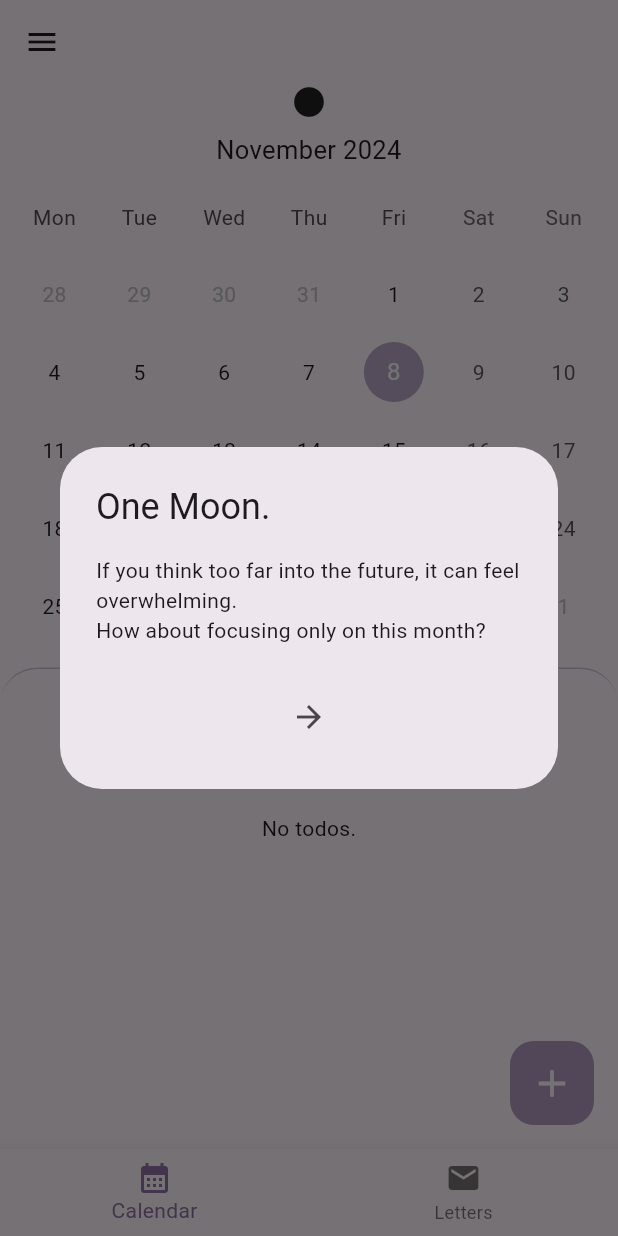
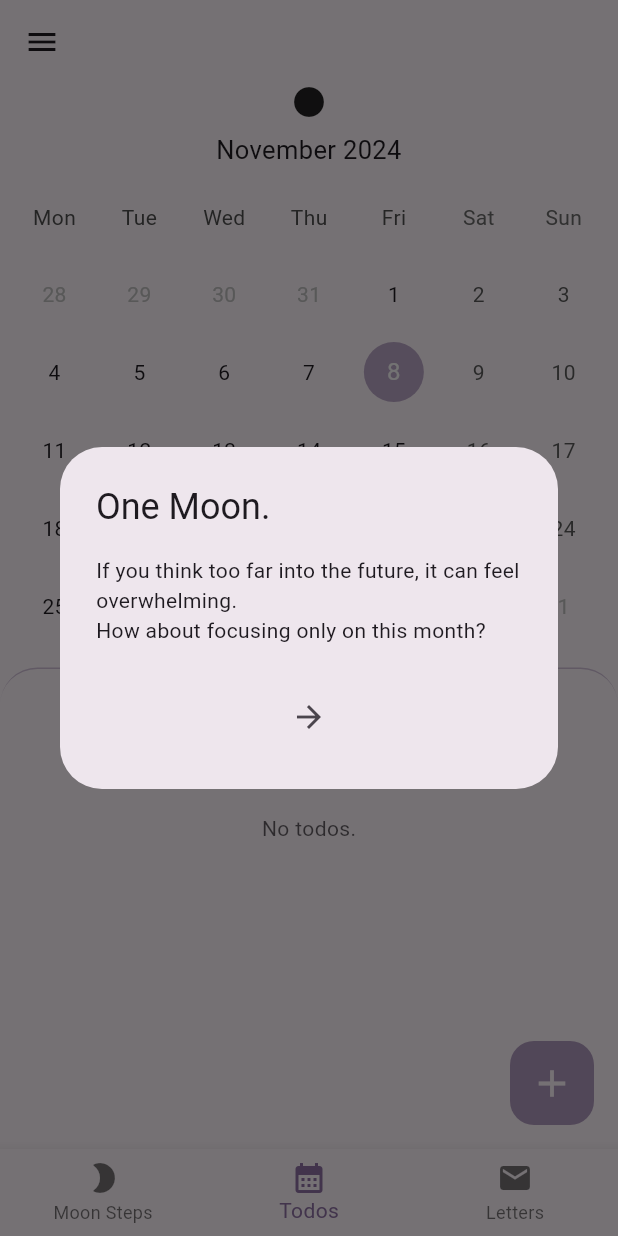
Before and after one commit to MontyCoder0701/anxy_planner, a Flutter app: the screen it shows after launch, after a tap on the "add" icon, on a phone screen of 412 x 824 dp. Run offline on Flutter 3.47's test engine with Material 3 defaults, Android fonts, the phone set to English and light mode, and no system bars; drawn by our look-alikes of table_calendar; our stand-ins replace envied, file_picker, package_info_plus, share_plus, shared_preferences, sqflite; missing offline and left inert: encrypt; accounts and stored records are empty; generated files the repository leaves out were written again.

Commit message:
feat: 달자취 기능 추가 (#24)
* feat: 달자취 페이지 추가

* fix: 빈 공간에 안내 추가

* fix: 스타일 조정

* fix: 번역 및 화면 배치 수정

* fix: 글자 배치 수정

* chore: todo

* fix: 달자취 추가

* fix: 번역 수정

* fix: 표현 수정

* fix: 할일 100자 제한

```diff
--- a/lib/l10n/app_en.arb
+++ b/lib/l10n/app_en.arb
@@ -13,8 +13,13 @@
   "tourDialogSlide4Text3": "Shall we start One Moon now?",
   "@HOME": {},
   "unopenedLettersSnackBar": "You have unopened letters.",
-  "calendar": "Calendar",
+  "todos": "Todos",
   "letters": "Letters",
+  "moonSteps": "Moon Steps",
+  "moonStepsTitle": "Memories of Each Month",
+  "moonStepsSubtitle": "Each 'Month' Todo becomes a moonstep.",
+  "noMoonStepsTitle": "No Moonsteps Yet.",
+  "noMoonStepsSubtitle": "Add a new month todo.",
   "@DRAWER": {},
   "appInfo": "App Info",
   "toggleTheme": "Change Theme",
@@ -66,5 +71,8 @@
   "todoRequired": "Please enter a todo.",
   "thisDay": "This Day",
   "thisWeek": "This Week",
-  "thisMonth": "This Month"
+  "thisMonth": "This Month",
+  "thisDayTodoLabel": "For This Day",
+  "thisWeekTodoLabel": "For This Week",
+  "thisMonthTodoLabel": "For This Month"
 }
--- a/lib/view/screen/home/home.dart
+++ b/lib/view/screen/home/home.dart
@@ -6,6 +6,7 @@ import '../../../view_model/letter.dart';
 import '../../../view_model/setting.dart';
 import 'drawer.dart';
 import 'letter/letter.dart';
+import 'moonstep/moonstep.dart';
 import 'todo/todo.dart';
 import 'tour_dialog.dart';
 
@@ -22,7 +23,7 @@ class _HomeScreenState extends State<HomeScreen> {
   late final scaffoldMessenger = ScaffoldMessenger.of(context);
   late final tr = AppLocalizations.of(context);
 
-  int currentScreenIndex = 0;
+  int currentScreenIndex = 1;
 
   bool get isTourComplete => settingProvider.isTourComplete;
 
@@ -67,6 +68,7 @@ class _HomeScreenState extends State<HomeScreen> {
       body: IndexedStack(
         index: currentScreenIndex,
         children: const [
+          MoonstepScreen(),
           TodoScreen(),
           LetterScreen(),
         ],
@@ -78,8 +80,12 @@ class _HomeScreenState extends State<HomeScreen> {
         },
         items: [
           BottomNavigationBarItem(
+            icon: const Icon(Icons.brightness_2_rounded),
+            label: tr.moonSteps,
+          ),
+          BottomNavigationBarItem(
             icon: const Icon(Icons.calendar_month),
-            label: tr.calendar,
+            label: tr.todos,
           ),
           BottomNavigationBarItem(
             icon: Icon(
--- /dev/null
+++ b/lib/view/screen/home/moonstep/moonstep.dart
@@ -0,0 +1,110 @@
+import 'package:flutter/material.dart';
+import 'package:flutter_gen/gen_l10n/app_localizations.dart';
+import 'package:intl/intl.dart';
+import 'package:provider/provider.dart';
+
+import '../../../../model/entity/todo.dart';
+import '../../../../view_model/todo.dart';
+import '../../../theme.dart';
+
+class MoonstepScreen extends StatefulWidget {
+  const MoonstepScreen({super.key});
+
+  @override
+  State<MoonstepScreen> createState() => _MoonstepScreenState();
+}
+
+class _MoonstepScreenState extends State<MoonstepScreen> {
+  late final tr = AppLocalizations.of(context);
+  late final colorScheme = Theme.of(context).colorScheme;
+  late final todoProvider = context.watch<TodoProvider>();
+
+  Map<DateTime, List<TodoEntity>> get moonstepTodos =>
+      todoProvider.moonStepTodosByMonth;
+
+  @override
+  Widget build(BuildContext context) {
+    return Scaffold(
+      body: SingleChildScrollView(
+        child: Padding(
+          padding: EdgeInsets.symmetric(horizontal: 16.0),
+          child: Column(
+            children: [
+              ListTile(
+                iconColor: CustomColor.primary,
+                textColor: CustomColor.primary,
+                leading: Icon(Icons.brightness_2_rounded),
+                title: Text(
+                  tr.moonStepsTitle,
+                  style: CustomTypography.bodyLarge.copyWith(
+                    fontWeight: FontWeight.bold,
+                  ),
+                ),
+                subtitle: Text(tr.moonStepsSubtitle),
+              ),
+              SizedBox(height: 10.0),
+              if (moonstepTodos.isEmpty) ...{
+                Center(
+                  child: Column(
+                    children: [
+                      Text(
+                        tr.noMoonStepsTitle,
+                        style: TextStyle(
+                          color: colorScheme.onSurface.withOpacity(0.7),
+                        ),
+                      ),
+                      Text(
+                        tr.noMoonStepsSubtitle,
+                        style: TextStyle(
+                          color: colorScheme.onSurface.withOpacity(0.7),
+                        ),
+                      ),
+                    ],
+                  ),
+                ),
+              },
+              ListView.separated(
+                shrinkWrap: true,
+                physics: const NeverScrollableScrollPhysics(),
+                itemCount: moonstepTodos.length,
+                separatorBuilder: (context, index) => SizedBox(height: 10.0),
+                itemBuilder: (context, index) {
+                  final date = moonstepTodos.keys.elementAt(index);
+                  final todos = moonstepTodos[date] ?? [];
+
+                  return Card(
+                    elevation: 0.0,
+                    shape: RoundedRectangleBorder(
+                      borderRadius: BorderRadius.circular(12.0),
+                      side: BorderSide(
+                        color: CustomColor.primary.withOpacity(0.3),
+                        width: 1.5,
+                      ),
+                    ),
+                    child: Container(
+                      padding: EdgeInsets.all(20),
+                      width: MediaQuery.of(context).size.width,
+                      child: Column(
+                        crossAxisAlignment: CrossAxisAlignment.start,
+                        children: [
+                          Text(
+                            DateFormat.yMMM(tr.localeName).format(date),
+                            style: CustomTypography.titleMedium,
+                          ),
+                          SizedBox(height: 6.0),
+                          ...todos.map(
+                            (todo) => Text('• ${todo.title}'),
+                          ),
+                        ],
+                      ),
+                    ),
+                  );
+                },
+              ),
+            ],
+          ),
+        ),
+      ),
+    );
+  }
+}
--- a/lib/view/screen/home/todo/todo.dart
+++ b/lib/view/screen/home/todo/todo.dart
@@ -49,8 +49,7 @@ class _TodoScreenState extends State<TodoScreen>
   List<TodoEntity> get weekTodos =>
       todoProvider.getTodosByWeek(_selectedDay ?? _focusedDay);
 
-  List<TodoEntity> get monthTodos =>
-      todoProvider.getTodosByMonth(_selectedDay ?? _focusedDay);
+  List<TodoEntity> get monthTodos => todoProvider.calendarTodosByMonth;
 
   bool get isTourComplete => settingProvider.isTourComplete;
 
@@ -158,7 +157,12 @@ class _TodoScreenState extends State<TodoScreen>
                         monthTodos.isEmpty) ...{
                       Expanded(
                         child: Center(
-                          child: Text(tr.noTodos),
+                          child: Text(
+                            tr.noTodos,
+                            style: TextStyle(
+                              color: colorScheme.onSurface.withOpacity(0.7),
+                            ),
+                          ),
                         ),
                       ),
                     },
@@ -315,6 +319,7 @@ class _TodoScreenState extends State<TodoScreen>
                               decoration: InputDecoration(
                                 hintText: '${tr.todoRequired}..',
                               ),
+                              maxLength: 100,
                               validator: (value) {
                                 if (value == null || value.isEmpty) {
                                   return tr.todoRequired;
--- a/lib/view/screen/home/todo/todo_list_view.dart
+++ b/lib/view/screen/home/todo/todo_list_view.dart
@@ -29,21 +29,21 @@ class TodoListView extends StatelessWidget {
     return Column(
       children: [
         TodoListWidget(
-          title: '${tr.thisDay} ${tr.todo}',
+          title: tr.thisDayTodoLabel,
           items: dayTodos,
           onDelete: onDelete,
           onEdit: onEdit,
           onTap: onTap,
         ),
         TodoListWidget(
-          title: '${tr.thisWeek} ${tr.todo}',
+          title: tr.thisWeekTodoLabel,
           items: weekTodos,
           onDelete: onDelete,
           onEdit: onEdit,
           onTap: onTap,
         ),
         TodoListWidget(
-          title: '${tr.thisMonth} ${tr.todo}',
+          title: tr.thisMonthTodoLabel,
           items: monthTodos,
           onDelete: onDelete,
           onEdit: onEdit,
--- a/lib/view_model/todo.dart
+++ b/lib/view_model/todo.dart
@@ -1,3 +1,5 @@
+import 'package:collection/collection.dart';
+
 import '../model/entity/todo.dart';
 import '../model/enum/todo_type.dart';
 import '../model/repository/todo.dart';
@@ -57,10 +59,21 @@ class TodoProvider extends CrudProvider<TodoEntity> {
         .toList();
   }
 
-  List<TodoEntity> getTodosByMonth(DateTime dateTime) {
+  List<TodoEntity> get calendarTodosByMonth {
     return _allValidCalendarTodos
         .where((e) => e.todoType == ETodoType.month)
         .toList();
+  }
+
+  Map<DateTime, List<TodoEntity>> get moonStepTodosByMonth {
+    final monthTodos = resources
+        .where((e) => e.todoType == ETodoType.month)
+        .toSet()
+        .toList()
+      ..sort((a, b) => b.forDate.compareTo(a.forDate));
+
+    return monthTodos
+        .groupListsBy((e) => DateTime(e.forDate.year, e.forDate.month));
   }
 
   Future<void> deleteExpiredTodos() async {
```
Also changed, not shown: lib/l10n/app_ko.arb (+10 -2 lines).
